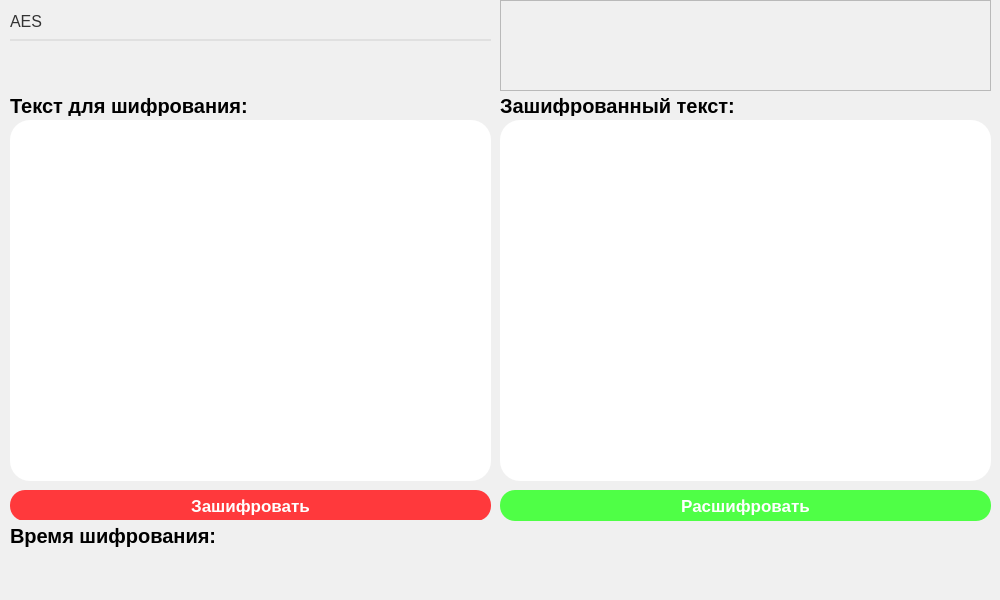
Qt form ClientInterface.ui (1pavesh1/QtCryptoAlgorithms) before a commit.
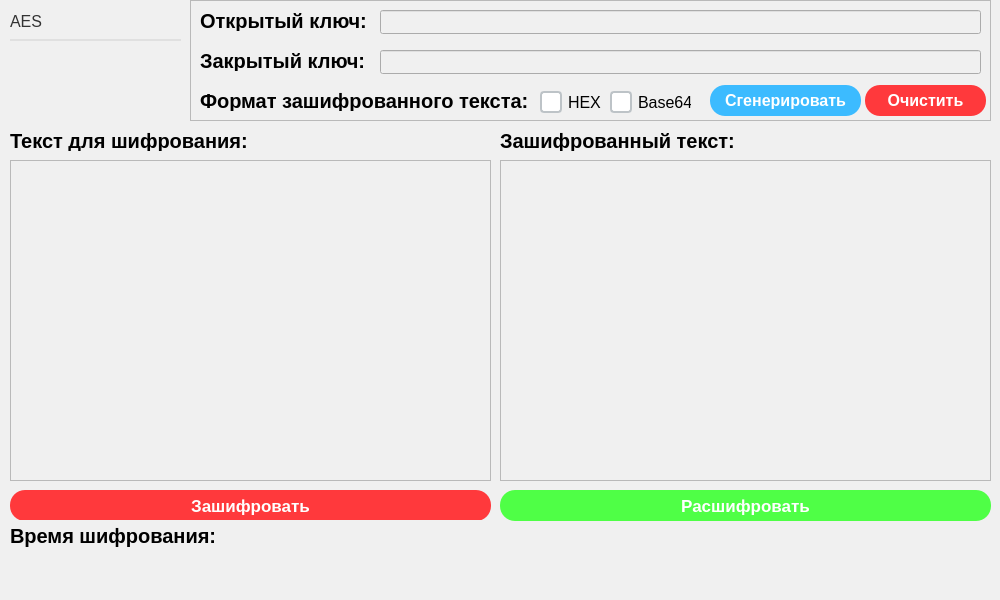
The same form after that commit.

What changed in the file:
```diff
--- a/ClientInterface.ui
+++ b/ClientInterface.ui
@@ -17,62 +17,12 @@
    <string notr="true">background-color: rgb(240, 240, 240);</string>
   </property>
   <widget class="QWidget" name="centralwidget">
-   <widget class="QPlainTextEdit" name="dataToCryptPlainTextEdit">
-    <property name="geometry">
-     <rect>
-      <x>10</x>
-      <y>120</y>
-      <width>481</width>
-      <height>361</height>
-     </rect>
-    </property>
-    <property name="font">
-     <font>
-      <family>Arial</family>
-      <pointsize>12</pointsize>
-     </font>
-    </property>
-    <property name="styleSheet">
-     <string notr="true">QPlainTextEdit
-{
-	border: none;
-	border-radius: 20px;
-	background-color: white;
-	padding: 10px;
-}</string>
-    </property>
-   </widget>
-   <widget class="QPlainTextEdit" name="dataCryptPlainTextEdit">
-    <property name="geometry">
-     <rect>
-      <x>500</x>
-      <y>120</y>
-      <width>491</width>
-      <height>361</height>
-     </rect>
-    </property>
-    <property name="font">
-     <font>
-      <family>Arial</family>
-      <pointsize>12</pointsize>
-     </font>
-    </property>
-    <property name="styleSheet">
-     <string notr="true">QPlainTextEdit
-{
-	border: none;
-	border-radius: 20px;
-	background-color: white;
-	padding: 10px;
-}</string>
-    </property>
-   </widget>
    <widget class="QComboBox" name="alghoritmsCryptComboBox">
     <property name="geometry">
      <rect>
       <x>10</x>
       <y>0</y>
-      <width>481</width>
+      <width>171</width>
       <height>41</height>
      </rect>
     </property>
@@ -189,10 +139,10 @@
    <widget class="QFrame" name="frame">
     <property name="geometry">
      <rect>
-      <x>500</x>
+      <x>190</x>
       <y>0</y>
-      <width>491</width>
-      <height>91</height>
+      <width>801</width>
+      <height>121</height>
      </rect>
     </property>
     <property name="frameShape">
@@ -201,6 +151,289 @@
     <property name="frameShadow">
      <enum>QFrame::Shadow::Raised</enum>
     </property>
+    <widget class="QLabel" name="formatOutLabel">
+     <property name="geometry">
+      <rect>
+       <x>10</x>
+       <y>90</y>
+       <width>331</width>
+       <height>21</height>
+      </rect>
+     </property>
+     <property name="font">
+      <font>
+       <family>Arial</family>
+       <pointsize>15</pointsize>
+       <bold>true</bold>
+      </font>
+     </property>
+     <property name="styleSheet">
+      <string notr="true">QLabel
+{
+	color: black;
+}</string>
+     </property>
+     <property name="text">
+      <string>Формат зашифрованного текста:</string>
+     </property>
+    </widget>
+    <widget class="QCheckBox" name="formatHEXCheckBox">
+     <property name="geometry">
+      <rect>
+       <x>350</x>
+       <y>87</y>
+       <width>61</width>
+       <height>31</height>
+      </rect>
+     </property>
+     <property name="font">
+      <font>
+       <family>Arial</family>
+       <pointsize>12</pointsize>
+       <bold>false</bold>
+      </font>
+     </property>
+     <property name="cursor">
+      <cursorShape>PointingHandCursor</cursorShape>
+     </property>
+     <property name="styleSheet">
+      <string notr="true">QCheckBox 
+{
+	color: blackl
+}
+
+QCheckBox::indicator {
+    width: 18px;
+    height: 18px;
+    border: 2px solid #bdc3c7;
+    border-radius: 4px;
+    background: white;
+}
+
+QCheckBox::indicator:hover {
+    border: 2px solid #3498db;
+}
+
+QCheckBox::indicator:checked {
+    background: #3498db;
+    border: 2px solid #3498db;
+}
+
+QCheckBox::indicator:checked:disabled {
+    background: #95a5a6;
+    border: 2px solid #bdc3c7;
+}
+
+QCheckBox::indicator:disabled {
+    background: #ecf0f1;
+    border: 2px solid #bdc3c7;
+}</string>
+     </property>
+     <property name="text">
+      <string>HEX</string>
+     </property>
+    </widget>
+    <widget class="QCheckBox" name="formatBase64CheckBox">
+     <property name="geometry">
+      <rect>
+       <x>420</x>
+       <y>87</y>
+       <width>81</width>
+       <height>31</height>
+      </rect>
+     </property>
+     <property name="font">
+      <font>
+       <family>Arial</family>
+       <pointsize>12</pointsize>
+      </font>
+     </property>
+     <property name="cursor">
+      <cursorShape>PointingHandCursor</cursorShape>
+     </property>
+     <property name="styleSheet">
+      <string notr="true">QCheckBox 
+{
+	color: blackl
+}
+
+QCheckBox::indicator {
+    width: 18px;
+    height: 18px;
+    border: 2px solid #bdc3c7;
+    border-radius: 4px;
+    background: white;
+}
+
+QCheckBox::indicator:hover {
+    border: 2px solid #3498db;
+}
+
+QCheckBox::indicator:checked {
+    background: #3498db;
+    border: 2px solid #3498db;
+}
+
+QCheckBox::indicator:checked:disabled {
+    background: #95a5a6;
+    border: 2px solid #bdc3c7;
+}
+
+QCheckBox::indicator:disabled {
+    background: #ecf0f1;
+    border: 2px solid #bdc3c7;
+}</string>
+     </property>
+     <property name="text">
+      <string>Base64</string>
+     </property>
+    </widget>
+    <widget class="QLabel" name="openKeyLabel">
+     <property name="geometry">
+      <rect>
+       <x>10</x>
+       <y>10</y>
+       <width>171</width>
+       <height>21</height>
+      </rect>
+     </property>
+     <property name="font">
+      <font>
+       <family>Arial</family>
+       <pointsize>15</pointsize>
+       <bold>true</bold>
+      </font>
+     </property>
+     <property name="styleSheet">
+      <string notr="true">QLabel
+{
+	color: black;
+}</string>
+     </property>
+     <property name="text">
+      <string>Открытый ключ:</string>
+     </property>
+    </widget>
+    <widget class="QLabel" name="closeKeyLabel">
+     <property name="geometry">
+      <rect>
+       <x>10</x>
+       <y>50</y>
+       <width>171</width>
+       <height>21</height>
+      </rect>
+     </property>
+     <property name="font">
+      <font>
+       <family>Arial</family>
+       <pointsize>15</pointsize>
+       <bold>true</bold>
+      </font>
+     </property>
+     <property name="styleSheet">
+      <string notr="true">QLabel
+{
+	color: black;
+}</string>
+     </property>
+     <property name="text">
+      <string>Закрытый ключ:</string>
+     </property>
+    </widget>
+    <widget class="QLineEdit" name="openKeyRSALineEdit">
+     <property name="geometry">
+      <rect>
+       <x>190</x>
+       <y>10</y>
+       <width>601</width>
+       <height>24</height>
+      </rect>
+     </property>
+    </widget>
+    <widget class="QLineEdit" name="closeKeyRSALineEdit">
+     <property name="geometry">
+      <rect>
+       <x>190</x>
+       <y>50</y>
+       <width>601</width>
+       <height>24</height>
+      </rect>
+     </property>
+    </widget>
+    <widget class="QPushButton" name="generateRSAKeyPushButton">
+     <property name="geometry">
+      <rect>
+       <x>520</x>
+       <y>85</y>
+       <width>151</width>
+       <height>31</height>
+      </rect>
+     </property>
+     <property name="font">
+      <font>
+       <family>Arial</family>
+       <pointsize>12</pointsize>
+       <bold>true</bold>
+      </font>
+     </property>
+     <property name="cursor">
+      <cursorShape>PointingHandCursor</cursorShape>
+     </property>
+     <property name="styleSheet">
+      <string notr="true">QPushButton
+{
+	background-color: rgb(60, 187, 255);
+	color: white;
+	border: none;
+	border-radius: 15px;
+}
+
+QPushButton::hover
+{
+	background-color: rgb(103, 255, 245);
+}</string>
+     </property>
+     <property name="text">
+      <string>Сгенерировать</string>
+     </property>
+    </widget>
+    <widget class="QPushButton" name="clearRSAKeysPushButton">
+     <property name="geometry">
+      <rect>
+       <x>675</x>
+       <y>85</y>
+       <width>121</width>
+       <height>31</height>
+      </rect>
+     </property>
+     <property name="font">
+      <font>
+       <family>Arial</family>
+       <pointsize>12</pointsize>
+       <bold>true</bold>
+      </font>
+     </property>
+     <property name="cursor">
+      <cursorShape>PointingHandCursor</cursorShape>
+     </property>
+     <property name="styleSheet">
+      <string notr="true">QPushButton
+{
+	background-color: rgb(255, 57, 60);
+	color: white;
+	border: none;
+	border-radius: 15px;
+}
+
+QPushButton::hover
+{
+	background-color: rgb(255, 105, 108);
+}</string>
+     </property>
+     <property name="text">
+      <string>Очистить</string>
+     </property>
+    </widget>
    </widget>
    <widget class="QLabel" name="timeToCrypt">
     <property name="geometry">
@@ -226,7 +459,7 @@
     <property name="geometry">
      <rect>
       <x>10</x>
-      <y>95</y>
+      <y>130</y>
       <width>481</width>
       <height>21</height>
      </rect>
@@ -246,8 +479,8 @@
     <property name="geometry">
      <rect>
       <x>500</x>
-      <y>95</y>
-      <width>451</width>
+      <y>130</y>
+      <width>491</width>
       <height>21</height>
      </rect>
     </property>
@@ -299,6 +532,26 @@
      <string>Расшифровать</string>
     </property>
    </widget>
+   <widget class="QPlainTextEdit" name="encryptDataPlainTextEdit">
+    <property name="geometry">
+     <rect>
+      <x>10</x>
+      <y>160</y>
+      <width>481</width>
+      <height>321</height>
+     </rect>
+    </property>
+   </widget>
+   <widget class="QPlainTextEdit" name="decryptDataPlainTextEdit">
+    <property name="geometry">
+     <rect>
+      <x>500</x>
+      <y>160</y>
+      <width>491</width>
+      <height>321</height>
+     </rect>
+    </property>
+   </widget>
   </widget>
   <widget class="QMenuBar" name="menubar">
    <property name="geometry">
```
Left out of the diff: 2 changed lines with no effect on the pictures.
